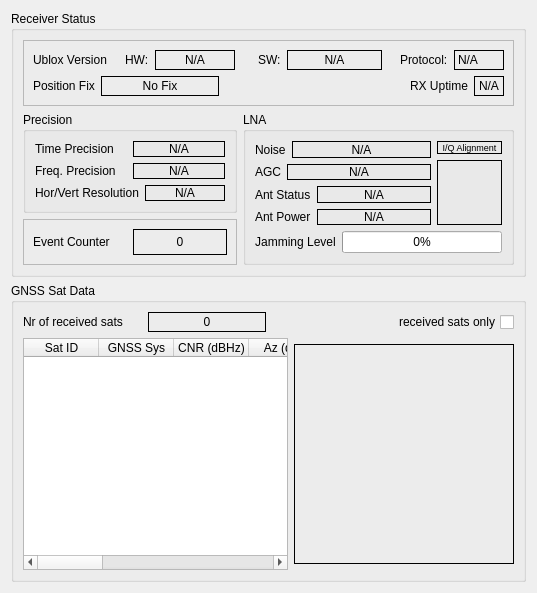
Above: muondetector-gui/src/main/gpssatsform.ui from MuonPi/muondetector before the change. Below: the same form after it.
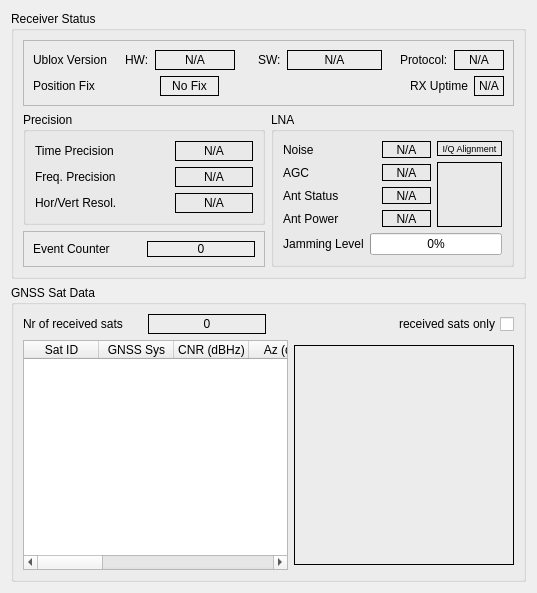
That is the form after the change.

Commit message: - Finalized cleanup of GUI for now. Calib-tab and parametermonitor tab are now much more presentable. - Started moving of calib scan functionality to new dialog window (CalibScanDialog)...work in progress. - Modified layout and optics of many elements (cosmetics).

```diff
--- a/muondetector-gui/src/main/gpssatsform.ui
+++ b/muondetector-gui/src/main/gpssatsform.ui
@@ -163,6 +163,9 @@
                <property name="text">
                 <string>N/A</string>
                </property>
+               <property name="alignment">
+                <set>Qt::AlignCenter</set>
+               </property>
               </widget>
              </item>
             </layout>
@@ -180,6 +183,19 @@
                </property>
               </widget>
              </item>
+             <item>
+              <spacer name="horizontalSpacer_12">
+               <property name="orientation">
+                <enum>Qt::Horizontal</enum>
+               </property>
+               <property name="sizeHint" stdset="0">
+                <size>
+                 <width>40</width>
+                 <height>20</height>
+                </size>
+               </property>
+              </spacer>
+             </item>
              <item>
               <widget class="QLabel" name="fixTypeLabel">
                <property name="sizePolicy">
@@ -256,18 +272,36 @@
         </property>
         <layout class="QGridLayout" name="gridLayout_4">
          <item row="0" column="0">
-          <layout class="QVBoxLayout" name="verticalLayout">
-           <item>
-            <layout class="QHBoxLayout" name="horizontalLayout_2">
-             <item>
               <widget class="QLabel" name="label_3">
                <property name="text">
                 <string>Time Precision</string>
                </property>
               </widget>
              </item>
-             <item>
+         <item row="0" column="1">
+          <spacer name="horizontalSpacer_5">
+           <property name="orientation">
+            <enum>Qt::Horizontal</enum>
+           </property>
+           <property name="sizeType">
+            <enum>QSizePolicy::Minimum</enum>
+           </property>
+           <property name="sizeHint" stdset="0">
+            <size>
+             <width>52</width>
+             <height>20</height>
+            </size>
+           </property>
+          </spacer>
+         </item>
+         <item row="0" column="2">
               <widget class="QLabel" name="timePrecisionLabel">
+           <property name="sizePolicy">
+            <sizepolicy hsizetype="Expanding" vsizetype="Preferred">
+             <horstretch>0</horstretch>
+             <verstretch>0</verstretch>
+            </sizepolicy>
+           </property>
                <property name="frameShape">
                 <enum>QFrame::Box</enum>
                </property>
@@ -279,19 +313,37 @@
                </property>
               </widget>
              </item>
-            </layout>
-           </item>
-           <item>
-            <layout class="QHBoxLayout" name="horizontalLayout_15">
-             <item>
+         <item row="1" column="0">
               <widget class="QLabel" name="label_15">
                <property name="text">
                 <string>Freq. Precision</string>
                </property>
               </widget>
              </item>
-             <item>
+         <item row="1" column="1">
+          <spacer name="horizontalSpacer_6">
+           <property name="orientation">
+            <enum>Qt::Horizontal</enum>
+           </property>
+           <property name="sizeType">
+            <enum>QSizePolicy::Minimum</enum>
+           </property>
+           <property name="sizeHint" stdset="0">
+            <size>
+             <width>52</width>
+             <height>20</height>
+            </size>
+           </property>
+          </spacer>
+         </item>
+         <item row="1" column="2">
               <widget class="QLabel" name="freqPrecisionLabel">
+           <property name="sizePolicy">
+            <sizepolicy hsizetype="Expanding" vsizetype="Preferred">
+             <horstretch>0</horstretch>
+             <verstretch>0</verstretch>
+            </sizepolicy>
+           </property>
                <property name="frameShape">
                 <enum>QFrame::Box</enum>
                </property>
@@ -303,22 +355,40 @@
                </property>
               </widget>
              </item>
-            </layout>
-           </item>
-           <item>
-            <layout class="QHBoxLayout" name="horizontalLayout_5">
-             <item>
+         <item row="2" column="0">
               <widget class="QLabel" name="label_5">
                <property name="text">
-                <string>Hor/Vert Resolution</string>
+            <string>Hor/Vert Resol.</string>
                </property>
               </widget>
              </item>
-             <item>
+         <item row="2" column="1">
+          <spacer name="horizontalSpacer_7">
+           <property name="orientation">
+            <enum>Qt::Horizontal</enum>
+           </property>
+           <property name="sizeType">
+            <enum>QSizePolicy::Minimum</enum>
+           </property>
+           <property name="sizeHint" stdset="0">
+            <size>
+             <width>52</width>
+             <height>20</height>
+            </size>
+           </property>
+          </spacer>
+         </item>
+         <item row="2" column="2">
               <widget class="QLabel" name="xyzResLabel">
+           <property name="sizePolicy">
+            <sizepolicy hsizetype="Expanding" vsizetype="Preferred">
+             <horstretch>0</horstretch>
+             <verstretch>0</verstretch>
+            </sizepolicy>
+           </property>
                <property name="minimumSize">
                 <size>
-                 <width>80</width>
+             <width>60</width>
                  <height>0</height>
                 </size>
                </property>
@@ -332,10 +402,6 @@
                 <set>Qt::AlignCenter</set>
                </property>
               </widget>
-             </item>
-            </layout>
-           </item>
-          </layout>
          </item>
         </layout>
        </widget>
@@ -347,17 +413,29 @@
         </property>
         <layout class="QGridLayout" name="gridLayout_2">
          <item row="0" column="0">
-          <layout class="QVBoxLayout" name="verticalLayout_2">
-           <item>
-            <layout class="QHBoxLayout" name="horizontalLayout_6">
-             <item>
               <widget class="QLabel" name="label_6">
                <property name="text">
                 <string>Noise</string>
                </property>
               </widget>
              </item>
-             <item>
+         <item row="0" column="1">
+          <spacer name="horizontalSpacer_8">
+           <property name="orientation">
+            <enum>Qt::Horizontal</enum>
+           </property>
+           <property name="sizeType">
+            <enum>QSizePolicy::Minimum</enum>
+           </property>
+           <property name="sizeHint" stdset="0">
+            <size>
+             <width>31</width>
+             <height>13</height>
+            </size>
+           </property>
+          </spacer>
+         </item>
+         <item row="0" column="2">
               <widget class="QLabel" name="lnaNoiseLabel">
                <property name="sizePolicy">
                 <sizepolicy hsizetype="Expanding" vsizetype="Preferred">
@@ -376,104 +454,16 @@
                </property>
               </widget>
              </item>
-            </layout>
-           </item>
-           <item>
-            <layout class="QHBoxLayout" name="horizontalLayout_7">
-             <item>
-              <widget class="QLabel" name="label_7">
-               <property name="text">
-                <string>AGC</string>
-               </property>
-              </widget>
-             </item>
-             <item>
-              <widget class="QLabel" name="lnaAgcLabel">
-               <property name="sizePolicy">
-                <sizepolicy hsizetype="Expanding" vsizetype="Preferred">
-                 <horstretch>0</horstretch>
-                 <verstretch>0</verstretch>
-                </sizepolicy>
-               </property>
-               <property name="frameShape">
-                <enum>QFrame::Box</enum>
-               </property>
-               <property name="text">
-                <string>N/A</string>
-               </property>
-               <property name="alignment">
-                <set>Qt::AlignCenter</set>
-               </property>
-              </widget>
-             </item>
-            </layout>
-           </item>
-           <item>
-            <layout class="QHBoxLayout" name="horizontalLayout_11">
-             <item>
-              <widget class="QLabel" name="label_11">
-               <property name="text">
-                <string>Ant Status</string>
-               </property>
-              </widget>
-             </item>
-             <item>
-              <widget class="QLabel" name="antStatusLabel">
-               <property name="sizePolicy">
-                <sizepolicy hsizetype="Expanding" vsizetype="Preferred">
-                 <horstretch>0</horstretch>
-                 <verstretch>0</verstretch>
-                </sizepolicy>
-               </property>
-               <property name="frameShape">
-                <enum>QFrame::Box</enum>
-               </property>
-               <property name="text">
-                <string>N/A</string>
-               </property>
-               <property name="alignment">
-                <set>Qt::AlignCenter</set>
-               </property>
-              </widget>
-             </item>
-            </layout>
-           </item>
-           <item>
-            <layout class="QHBoxLayout" name="horizontalLayout_12">
-             <item>
-              <widget class="QLabel" name="label_12">
-               <property name="text">
-                <string>Ant Power</string>
-               </property>
-              </widget>
-             </item>
-             <item>
-              <widget class="QLabel" name="antPowerLabel">
-               <property name="sizePolicy">
-                <sizepolicy hsizetype="Expanding" vsizetype="Preferred">
-                 <horstretch>0</horstretch>
-                 <verstretch>0</verstretch>
-                </sizepolicy>
-               </property>
-               <property name="frameShape">
-                <enum>QFrame::Box</enum>
-               </property>
-               <property name="text">
-                <string>N/A</string>
-               </property>
-               <property name="alignment">
-                <set>Qt::AlignCenter</set>
-               </property>
-              </widget>
-             </item>
-            </layout>
-           </item>
-          </layout>
-         </item>
-         <item row="0" column="1">
+         <item row="0" column="3" rowspan="4">
           <layout class="QVBoxLayout" name="verticalLayout_3">
            <item>
             <widget class="QLabel" name="label_16">
+             <property name="maximumSize">
+              <size>
+               <width>16777215</width>
+               <height>18</height>
+              </size>
+             </property>
              <property name="font">
               <font>
                <pointsize>7</pointsize>
@@ -511,7 +501,133 @@
            </item>
           </layout>
          </item>
-         <item row="1" column="0" colspan="2">
+         <item row="1" column="0">
+          <widget class="QLabel" name="label_7">
+           <property name="text">
+            <string>AGC</string>
+           </property>
+          </widget>
+         </item>
+         <item row="1" column="1">
+          <spacer name="horizontalSpacer_9">
+           <property name="orientation">
+            <enum>Qt::Horizontal</enum>
+           </property>
+           <property name="sizeType">
+            <enum>QSizePolicy::Minimum</enum>
+           </property>
+           <property name="sizeHint" stdset="0">
+            <size>
+             <width>31</width>
+             <height>13</height>
+            </size>
+           </property>
+          </spacer>
+         </item>
+         <item row="1" column="2">
+          <widget class="QLabel" name="lnaAgcLabel">
+           <property name="sizePolicy">
+            <sizepolicy hsizetype="Expanding" vsizetype="Preferred">
+             <horstretch>0</horstretch>
+             <verstretch>0</verstretch>
+            </sizepolicy>
+           </property>
+           <property name="frameShape">
+            <enum>QFrame::Box</enum>
+           </property>
+           <property name="text">
+            <string>N/A</string>
+           </property>
+           <property name="alignment">
+            <set>Qt::AlignCenter</set>
+           </property>
+          </widget>
+         </item>
+         <item row="2" column="0">
+          <widget class="QLabel" name="label_11">
+           <property name="text">
+            <string>Ant Status</string>
+           </property>
+          </widget>
+         </item>
+         <item row="2" column="1">
+          <spacer name="horizontalSpacer_10">
+           <property name="orientation">
+            <enum>Qt::Horizontal</enum>
+           </property>
+           <property name="sizeType">
+            <enum>QSizePolicy::Minimum</enum>
+           </property>
+           <property name="sizeHint" stdset="0">
+            <size>
+             <width>31</width>
+             <height>13</height>
+            </size>
+           </property>
+          </spacer>
+         </item>
+         <item row="2" column="2">
+          <widget class="QLabel" name="antStatusLabel">
+           <property name="sizePolicy">
+            <sizepolicy hsizetype="Expanding" vsizetype="Preferred">
+             <horstretch>0</horstretch>
+             <verstretch>0</verstretch>
+            </sizepolicy>
+           </property>
+           <property name="frameShape">
+            <enum>QFrame::Box</enum>
+           </property>
+           <property name="text">
+            <string>N/A</string>
+           </property>
+           <property name="alignment">
+            <set>Qt::AlignCenter</set>
+           </property>
+          </widget>
+         </item>
+         <item row="3" column="0">
+          <widget class="QLabel" name="label_12">
+           <property name="text">
+            <string>Ant Power</string>
+           </property>
+          </widget>
+         </item>
+         <item row="3" column="1">
+          <spacer name="horizontalSpacer_11">
+           <property name="orientation">
+            <enum>Qt::Horizontal</enum>
+           </property>
+           <property name="sizeType">
+            <enum>QSizePolicy::Minimum</enum>
+           </property>
+           <property name="sizeHint" stdset="0">
+            <size>
+             <width>31</width>
+             <height>13</height>
+            </size>
+           </property>
+          </spacer>
+         </item>
+         <item row="3" column="2">
+          <widget class="QLabel" name="antPowerLabel">
+           <property name="sizePolicy">
+            <sizepolicy hsizetype="Expanding" vsizetype="Preferred">
+             <horstretch>0</horstretch>
+             <verstretch>0</verstretch>
+            </sizepolicy>
+           </property>
+           <property name="frameShape">
+            <enum>QFrame::Box</enum>
+           </property>
+           <property name="text">
+            <string>N/A</string>
+           </property>
+           <property name="alignment">
+            <set>Qt::AlignCenter</set>
+           </property>
+          </widget>
+         </item>
+         <item row="4" column="0" colspan="4">
           <layout class="QHBoxLayout" name="horizontalLayout_13">
            <item>
             <widget class="QLabel" name="label_13">
```
Lines whose indentation alone changed are shown as unchanged. The commit also changes 16 other files.
